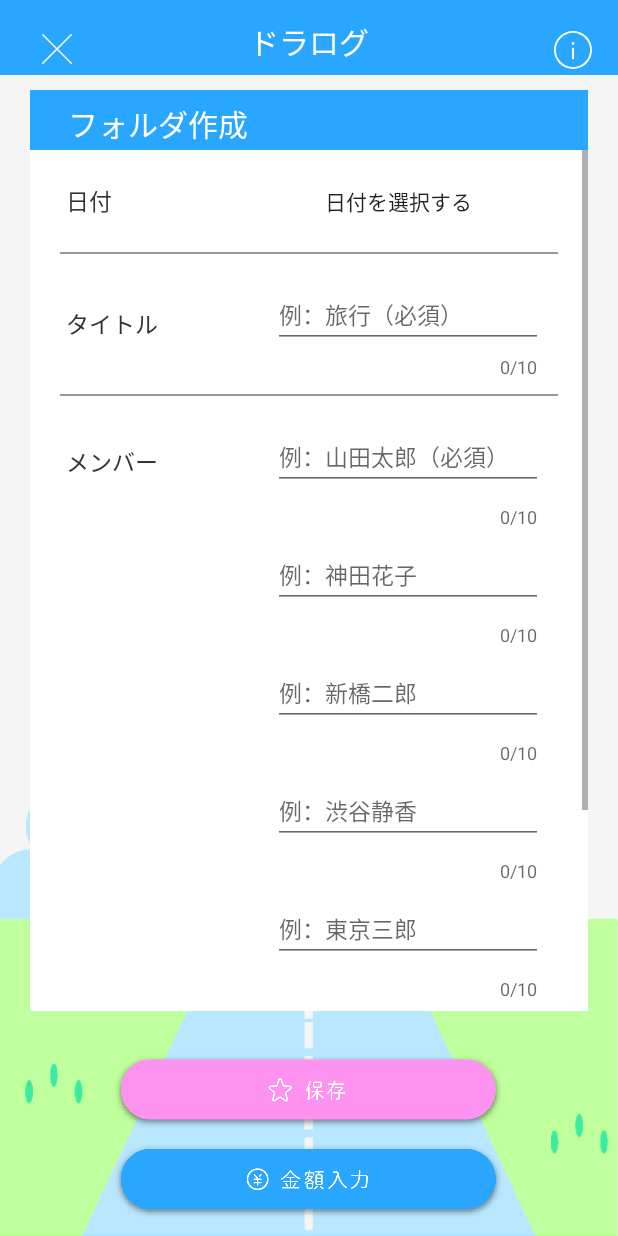
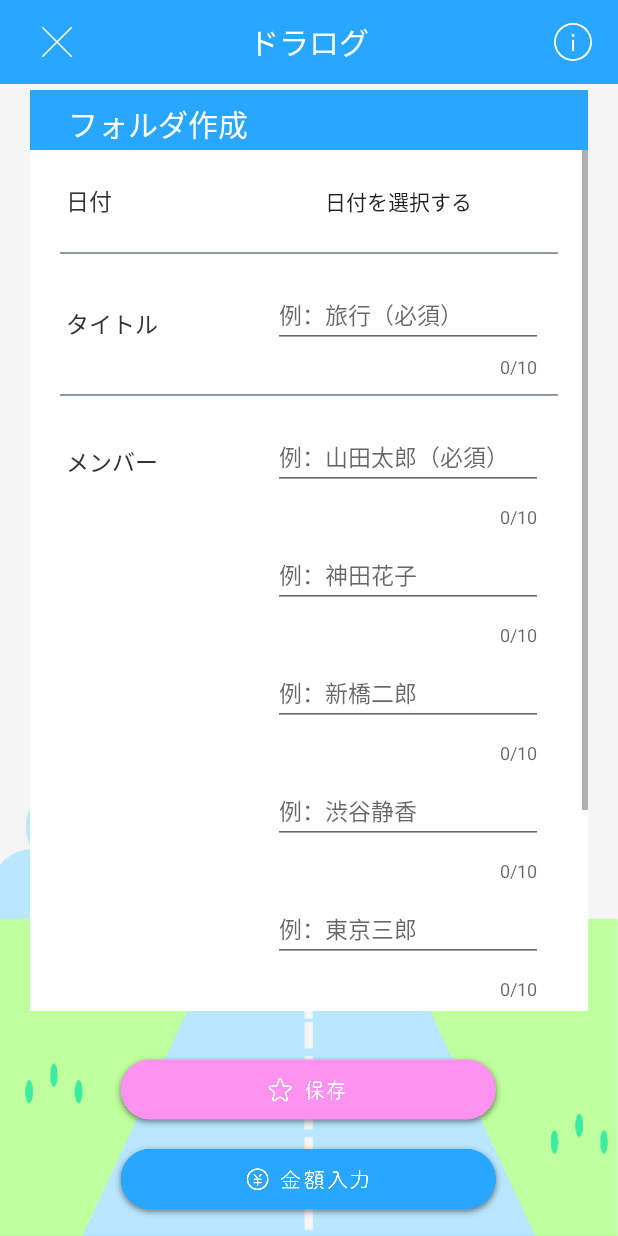
Before and after one commit to MizuhoFue/DriveRecordAppAndroid, an Android app: the FolderCreateActivity screen opened directly, with no data from a screen before it, on a phone screen of 412 x 824 dp. Run offline under Robolectric (Android 15) with nearby library versions, the phone set to English and light mode, and no system bars.

Commit message:
背景色統一、余分なレイアウトの設定を削除

```diff
--- a/app/src/main/res/layout/activity_folder_create.xml
+++ b/app/src/main/res/layout/activity_folder_create.xml
@@ -1,13 +1,11 @@
-<?xml version="1.0" encoding="utf-8"?><!--変更点：背景タップ可能に・focusDown付け足し-->
-<!--更新者：笛木-->
-<!--更新日：2020年12月23日-->
+<?xml version="1.0" encoding="utf-8"?>
 <RelativeLayout xmlns:android="http://schemas.android.com/apk/res/android"
     xmlns:app="http://schemas.android.com/apk/res-auto"
     xmlns:tools="http://schemas.android.com/tools"
     android:id="@+id/FolderCreate"
     android:layout_width="match_parent"
     android:layout_height="match_parent"
-    android:background="#F9FBFA"
+    android:background="@color/backGround"
     android:focusable="true"
     android:focusableInTouchMode="true"
     android:gravity="center_horizontal"
@@ -21,87 +19,55 @@
         app:theme="@style/ThemeOverlay.AppCompat.ActionBar"
         app:titleTextColor="@color/colorPrimary">
 
-        <RelativeLayout
-            android:layout_width="wrap_content"
-            android:layout_height="wrap_content"
-            android:layout_gravity="left"
-            android:layout_marginBottom="3dp">
-
         <androidx.appcompat.widget.AppCompatImageButton
             android:id="@+id/close_button"
             android:layout_width="wrap_content"
             android:layout_height="wrap_content"
             android:layout_alignParentBottom="true"
+            android:layout_gravity="left"
+            android:layout_marginBottom="3dp"
             app:backgroundTint="#0000"
             app:fabSize="auto"
             app:maxImageSize="20dp"
             app:srcCompat="@drawable/ic_close_icon" />
 
-        </RelativeLayout>
-
-        <RelativeLayout
-            android:layout_width="wrap_content"
-            android:layout_height="wrap_content"
-            android:layout_gravity="center">
-
         <androidx.appcompat.widget.AppCompatTextView
             android:id="@+id/toolbar_title"
             android:layout_width="wrap_content"
             android:layout_height="wrap_content"
+            android:layout_gravity="center"
             android:text="@string/app_name"
             android:textColor="@color/colorAccent"
             android:textSize="20dp" />
-
-        </RelativeLayout>
-
-        <RelativeLayout
-            android:layout_width="wrap_content"
-            android:layout_height="wrap_content"
-            android:layout_gravity="right"
-            android:layout_marginEnd="5dp">
 
         <androidx.appcompat.widget.AppCompatImageButton
             android:id="@+id/setting"
             android:layout_width="wrap_content"
             android:layout_height="wrap_content"
             android:layout_alignParentBottom="true"
+            android:layout_gravity="right"
+            android:layout_marginEnd="5dp"
             app:backgroundTint="#0000"
             app:fabSize="auto"
             app:maxImageSize="20dp"
             app:srcCompat="@drawable/ic_info_w_icon" />
 
-        </RelativeLayout>
-
     </androidx.appcompat.widget.Toolbar>
-
-    <LinearLayout
-        android:layout_width="match_parent"
-        android:layout_height="match_parent"
-        android:layout_marginTop="50dp"
-        android:background="@color/backGround"
-        android:orientation="horizontal">
 
     <androidx.appcompat.widget.AppCompatImageView
         android:layout_width="match_parent"
         android:layout_height="match_parent"
+        android:layout_marginTop="50dp"
         android:scaleType="fitEnd"
         android:src="@drawable/road_bgimg" />
 
-    </LinearLayout>
-
-    <LinearLayout
+    <androidx.appcompat.widget.AppCompatTextView
+        android:id="@+id/title_1"
         android:layout_width="match_parent"
         android:layout_height="wrap_content"
         android:layout_marginStart="20dp"
         android:layout_marginTop="60dp"
         android:layout_marginEnd="20dp"
-        android:background="@color/colorAccent"
-        android:orientation="vertical">
-
-        <androidx.appcompat.widget.AppCompatTextView
-            android:id="@+id/title_1"
-            android:layout_width="match_parent"
-            android:layout_height="wrap_content"
         android:background="@color/colorPrimary"
         android:paddingStart="25dp"
         android:paddingTop="7dp"
@@ -109,8 +75,6 @@
         android:text="@string/folder_create"
         android:textColor="@color/colorAccent"
         android:textSize="20dp" />
-
-    </LinearLayout>
 
     <ScrollView
         android:layout_width="match_parent"
@@ -472,34 +436,22 @@
 
     </ScrollView>
 
-    <RelativeLayout
-        android:layout_width="match_parent"
-        android:layout_height="wrap_content"
-        android:layout_alignParentBottom="true"
-        android:gravity="center">
-
     <androidx.appcompat.widget.AppCompatImageView
         android:id="@+id/createEnd"
         android:layout_width="wrap_content"
         android:layout_height="wrap_content"
+        android:layout_alignParentBottom="true"
+        android:layout_centerInParent="true"
         android:layout_marginBottom="70dp"
         android:src="@drawable/save_bt" />
-
-    </RelativeLayout>
-
-    <RelativeLayout
-        android:layout_width="match_parent"
-        android:layout_height="wrap_content"
-        android:layout_alignParentBottom="true"
-        android:gravity="center">
 
     <androidx.appcompat.widget.AppCompatImageView
         android:id="@+id/money"
         android:layout_width="wrap_content"
         android:layout_height="wrap_content"
+        android:layout_alignParentBottom="true"
+        android:layout_centerInParent="true"
         android:layout_marginBottom="10dp"
         android:src="@drawable/money_bt" />
 
 </RelativeLayout>
-
-</RelativeLayout>
```
Lines whose indentation alone changed are shown as unchanged.
